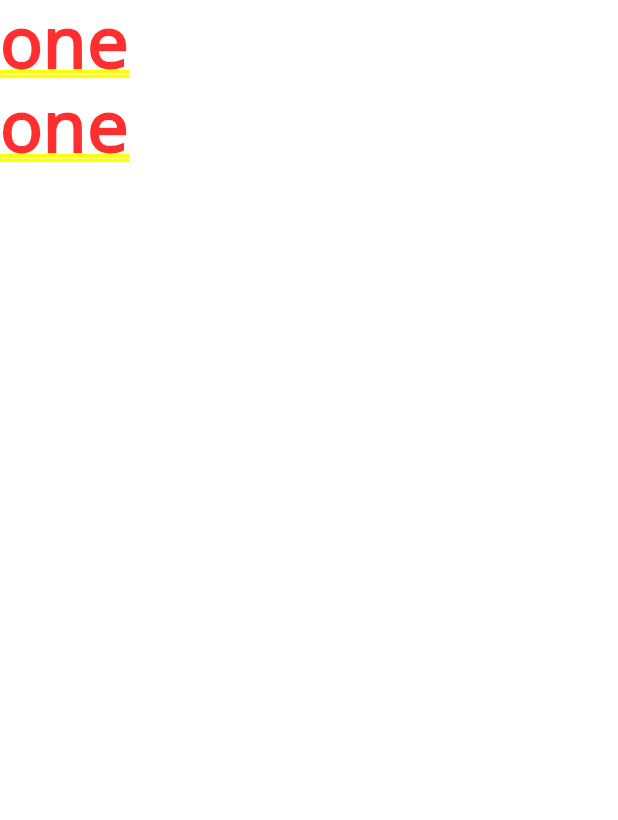
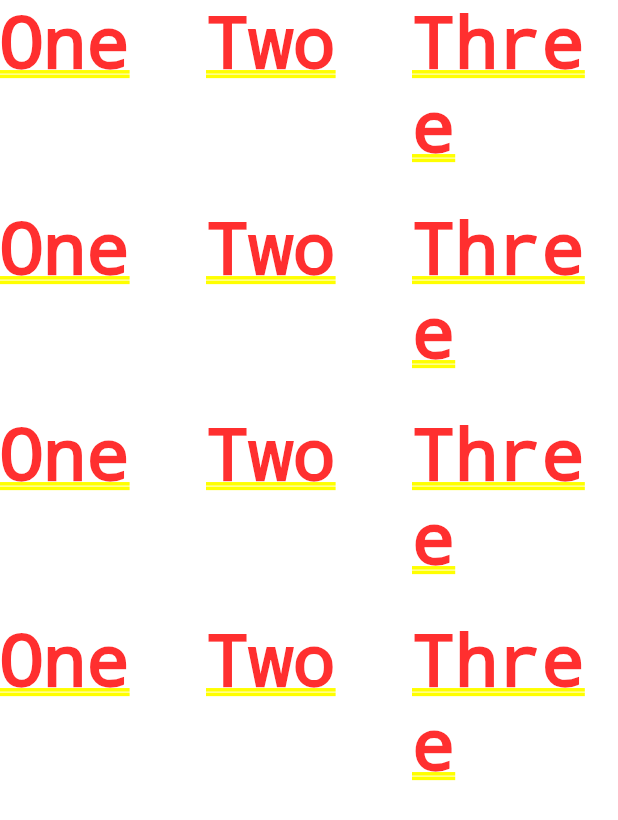
Before and after one commit to mr-shrayan/beam, a Flutter app: the screen it shows after launch, on a phone screen of 412 x 824 dp. Shown: the top 820 px of the screen. Run offline on Flutter 3.47's test engine with Material 2 defaults, Android fonts, the phone set to English and light mode, and no system bars.

Commit message:
Learning Grid View

```diff
--- a/lib/main.dart
+++ b/lib/main.dart
@@ -2,14 +2,22 @@ import 'package:flutter/material.dart';
 
 void main(){
    runApp(
-     MaterialApp(
-      home: Center(
-        child: ListView (
+     new  MaterialApp(
+       home:  GridView.count(crossAxisCount: 3 ,
        children: <Widget>[
-            Text('one'),
-            Text('one'),
+         Text('One'),
+         Text('Two'),
+         Text('Three'),
+         Text('One'),
+         Text('Two'),
+         Text('Three'),
+         Text('One'),
+         Text('Two'),
+         Text('Three'),
+         Text('One'),
+         Text('Two'),
+         Text('Three'),
        ],
-        ),
        ),
      )
    );
```
Lines whose indentation alone changed are shown as unchanged.
